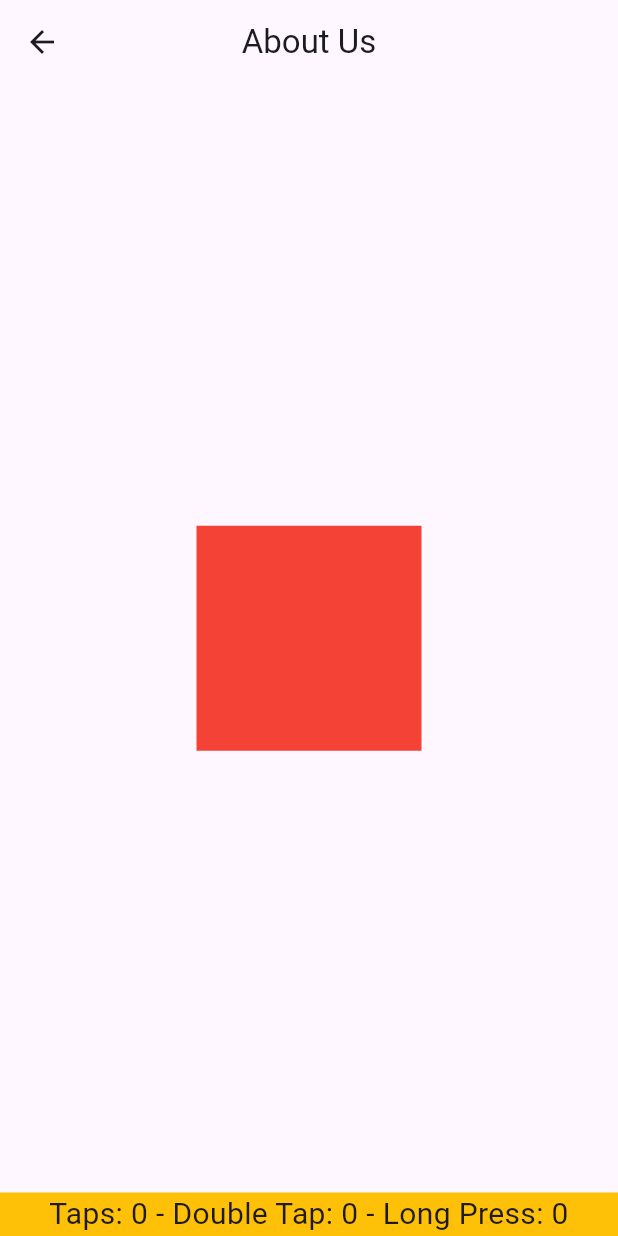
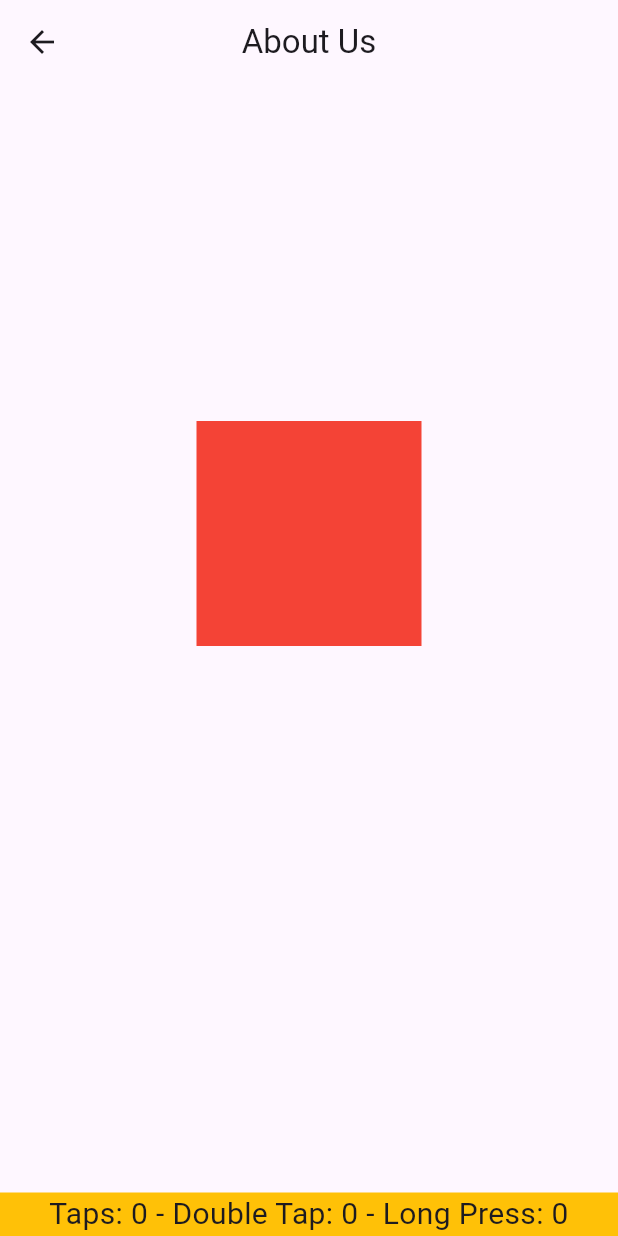
Before and after one commit to Oneday37/MIKTI_project, a Flutter app: the screen it shows after launch, item 2 of the bottom bar chosen, in the side drawer, after a tap on "About Us", on a phone screen of 412 x 824 dp. Run offline on Flutter 3.47's test engine with Material 3 defaults, Android fonts, the light colour scheme and no system bars; our stand-ins replace get, google_fonts.

Commit message:
Fifth commit

```diff
--- a/lib/Screens/about_us_page.dart
+++ b/lib/Screens/about_us_page.dart
@@ -1,4 +1,5 @@
 import 'package:flutter/material.dart';
+import 'package:flutter/widgets.dart';
 
 class DetailInfoPage extends StatefulWidget {
   const DetailInfoPage({super.key});
@@ -8,9 +9,13 @@ class DetailInfoPage extends StatefulWidget {
 }
 
 class _DetailInfoPageState extends State<DetailInfoPage> {
+  final double boxSize = 150;
   int numOfSingleTap = 0;
   int numOfDoubleTap = 0;
   int numOfLongPress = 0;
+  double posX = 0.0;
+  double posY = 0.0;
+  late double borderRadius;
 
   void incrementSingleTap() {
     setState(() {
@@ -32,17 +37,25 @@ class _DetailInfoPageState extends State<DetailInfoPage> {
 
   @override
   Widget build(BuildContext context) {
+    if (posX == 0) {
+      centerPositioned(context);
+      print(posX);
+    }
     return Scaffold(
       appBar: AppBar(
         title: const Text("About Us"),
         centerTitle: true,
       ),
-      body: Center(
+      body: Stack(
+        children: [
+          Positioned(
+            top: posY,
+            left: posX,
             child: GestureDetector(
               child: Container(
                 color: Colors.red,
-            height: 150,
-            width: 150,
+                height: boxSize,
+                width: boxSize,
               ),
               onTap: () {
                 incrementSingleTap();
@@ -56,7 +69,31 @@ class _DetailInfoPageState extends State<DetailInfoPage> {
                 incrementLongPress();
                 print("Long Press");
               },
+              // Dapat membuat widget bergerak / drag secara vertical
+              /*onVerticalDragUpdate: (details) {
+                setState(() {
+                  posY += details.delta.dy;
+                });
+              },*/
+              // Dapat membuat widget bergerak / drag secara horizontal
+              /*onHorizontalDragUpdate: (details) {
+                setState(() {
+                  posX += details.delta.dx;
+                  print(posX);
+                });
+              },*/
+              // Dapat membuat widget bergerak / drag kesegala arah
+              onPanUpdate: (details) {
+                setState(() {
+                  posY += details.delta.dy;
+                  print(posY);
+                  posX += details.delta.dx;
+                  print(posX);
+                });
+              },
             ),
+          ),
+        ],
       ),
       bottomNavigationBar: Container(
         color: Colors.amber,
@@ -68,4 +105,14 @@ class _DetailInfoPageState extends State<DetailInfoPage> {
       ),
     );
   }
+
+  void centerPositioned(BuildContext context) {
+    posX = (MediaQuery.of(context).size.width - boxSize) / 2;
+    posY = (MediaQuery.of(context).size.height - boxSize) / 3;
+
+    setState(() {
+      this.posX = posX;
+      this.posY = posY;
+    });
   }
+}
--- a/lib/Screens/home_page.dart
+++ b/lib/Screens/home_page.dart
@@ -1,11 +1,13 @@
+import 'dart:math';
+
 import 'package:flutter/material.dart';
 import 'package:get/get.dart';
 import 'package:google_fonts/google_fonts.dart';
 import 'package:project_mikti/Screens/add_page.dart';
 import 'package:project_mikti/Screens/detail_chat_page.dart';
-import 'package:project_mikti/Screens/detail_profil_page.dart';
 import 'package:project_mikti/Screens/logout_alert.dart';
 import 'package:project_mikti/Screens/profile_page.dart';
+import 'package:project_mikti/Screens/status_page.dart';
 import 'package:project_mikti/Screens/switch_account_alert.dart';
 import 'about_us_page.dart';
 
@@ -24,7 +26,8 @@ class _HomePageState extends State<HomePage> {
     ListView.custom(
         childrenDelegate:
             SliverChildBuilderDelegate(childCount: 20, (context, index) {
-      return ListTile(
+      return Card(
+        child: ListTile(
           leading: const Icon(Icons.person),
           title: Text(
             "Person ${index + 1}",
@@ -37,15 +40,17 @@ class _HomePageState extends State<HomePage> {
           onTap: () {
             Get.to(DetailChatPage());
           },
+        ),
       );
     })),
-    const Text("Ini adalah Halaman Status"),
+    StatusPage(),
     const Text("Ini adalah Halaman Telepon"),
   ];
 
   @override
   Widget build(BuildContext context) {
     return Scaffold(
+      //DRAWER / HAMBURGER MENU ICON
       drawer: Drawer(
           child: ListView(
         padding: EdgeInsets
@@ -176,6 +181,8 @@ class _HomePageState extends State<HomePage> {
           )
         ],
       )),
+
+      //APP BAR / NAVIGATION BAR ATAS
       appBar: AppBar(
         backgroundColor: Colors.lightBlue,
         titleSpacing: 0,
--- /dev/null
+++ b/lib/Screens/status_page.dart
@@ -0,0 +1,113 @@
+import 'dart:math';
+import 'package:flutter/material.dart';
+
+double randomBorderRadius() {
+  return Random().nextDouble() * 70;
+}
+
+double randomMargin() {
+  return Random().nextDouble() * 20;
+}
+
+Color randomColors() {
+  return Color.fromARGB(Random().nextInt(255), Random().nextInt(255),
+      Random().nextInt(255), Random().nextInt(255));
+}
+
+class StatusPage extends StatefulWidget {
+  const StatusPage({super.key});
+
+  @override
+  State<StatusPage> createState() => _StatusPageState();
+}
+
+class _StatusPageState extends State<StatusPage> {
+  late double borderRadius;
+  late double margin;
+  late Color colorRandom;
+  final double boxSize = 150; //Mendefiniskan nilai dari box yang akan digunakan
+  double posX = 0.0; //Mendefinisikan titik awal kotak secara horizontal
+  double posY = 0.0; //Mendefinisikan titik awal kotak secara vertical
+
+  @override
+  void initState() {
+    borderRadius = randomBorderRadius();
+    margin = randomMargin();
+    colorRandom = randomColors();
+    super.initState();
+  }
+
+  void changeState() {
+    setState(() {
+      borderRadius = randomBorderRadius();
+      margin = randomMargin();
+      colorRandom = randomColors();
+    });
+  }
+
+  void centerPositioned(BuildContext context) {
+    posX = (MediaQuery.of(context).size.width - boxSize) / 2;
+    posY = (MediaQuery.of(context).size.height - boxSize) / 3;
+
+    setState(() {
+      //Menyimpan setiap perubahan pada titik koordinat secara langsung
+      this.posX = posX;
+      this.posY = posY;
+    });
+  }
+
+  @override
+  Widget build(BuildContext context) {
+    if (posX == 0.0) {
+      centerPositioned(context);
+    }
+    return Scaffold(
+      body: Stack(
+        children: [
+          Positioned(
+            top: posY,
+            left: posX,
+            child: GestureDetector(
+              child: SizedBox(
+                width: boxSize,
+                height: boxSize,
+                child: AnimatedContainer(
+                  duration: const Duration(seconds: 3),
+                  margin: EdgeInsets.all(margin),
+                  decoration: BoxDecoration(
+                      color: colorRandom,
+                      borderRadius: BorderRadius.circular(borderRadius),
+                      border: Border.all(color: Colors.black, width: 3)),
+                ),
+              ),
+              onTap: () {
+                changeState();
+              },
+              // Dapat membuat widget bergerak / drag secara vertical
+              onVerticalDragUpdate: (details) {
+                setState(() {
+                  posY += details.delta.dy;
+                });
+              },
+              // Dapat membuat widget bergerak / drag secara horizontal
+              onHorizontalDragUpdate: (details) {
+                setState(() {
+                  posX += details.delta.dx;
+                });
+              },
+              // Dapat membuat widget bergerak / drag kesegala arah
+              // onPanUpdate: (details) {
+              //   setState(() {
+              //     posY += details.delta.dy;
+              //     print(posY);
+              //     posX += details.delta.dx;
+              //     print(posX);
+              //   });
+              // },
+            ),
+          ),
+        ],
+      ),
+    );
+  }
+}
```
Lines whose indentation alone changed are shown as unchanged.
